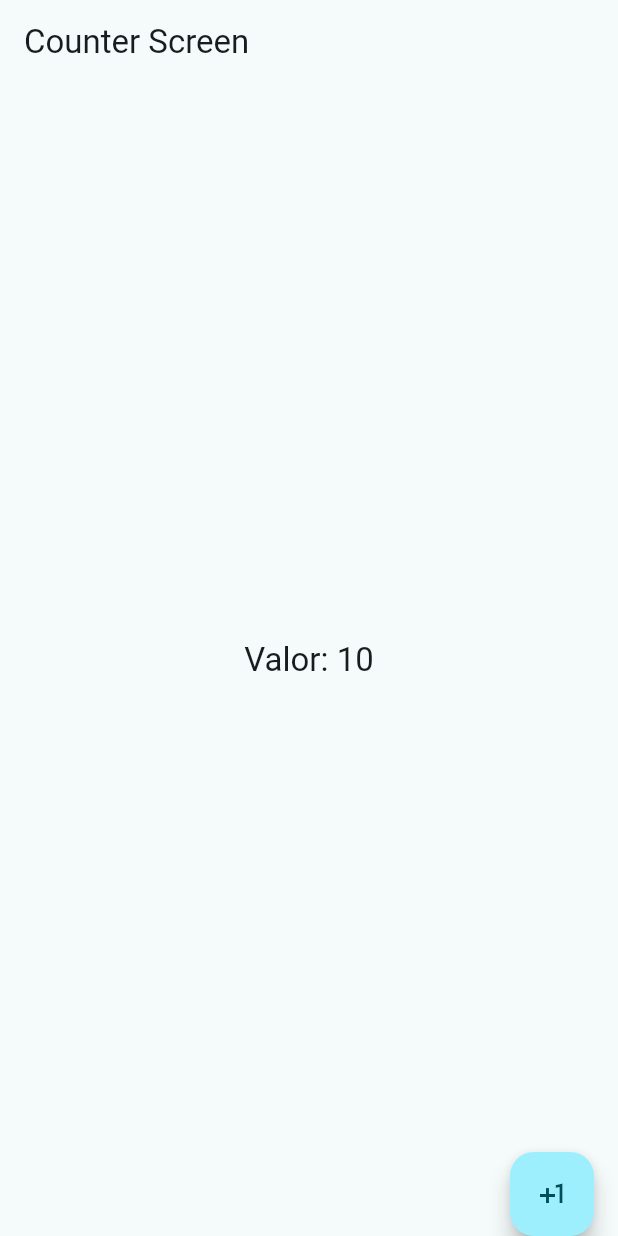
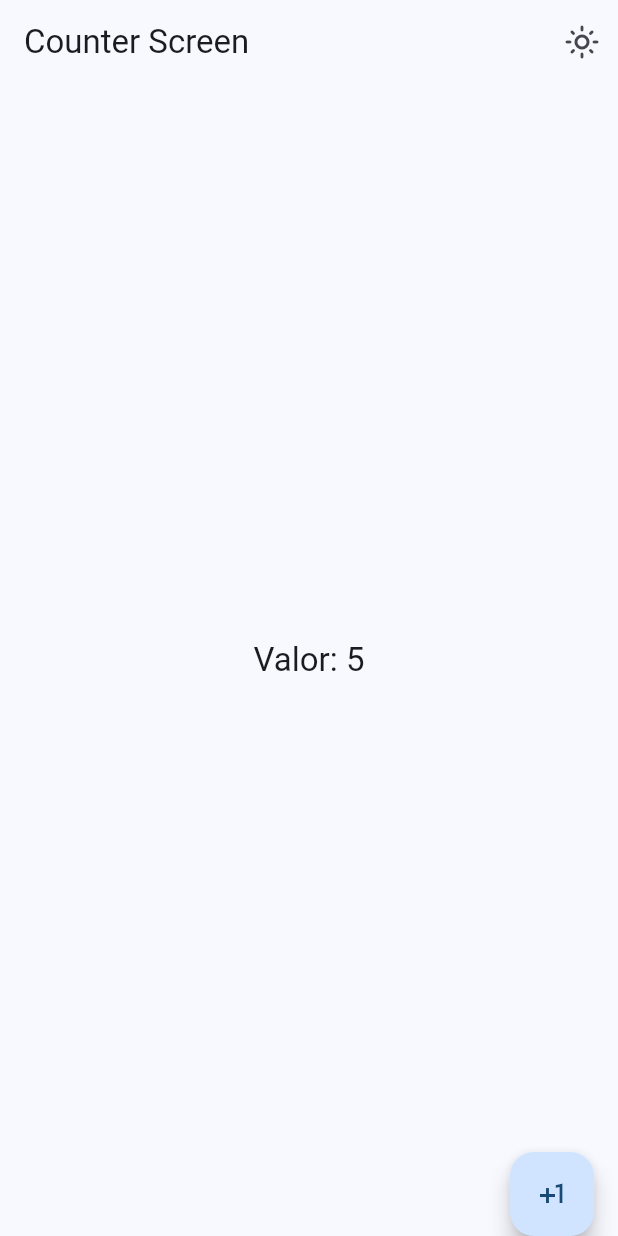
Before and after one commit to erivas17/fl_widgets_app, a Flutter app: the CounterScreen screen opened by its route, on a phone screen of 412 x 824 dp. Run offline on Flutter 3.47's test engine with Material 2 defaults, Android fonts, the phone set to English and light mode, and no system bars; our stand-ins replace animate_do, flutter_riverpod, go_router.

Commit message:
before StateNotifier

```diff
--- a/lib/config/menu/menu_items.dart
+++ b/lib/config/menu/menu_items.dart
@@ -59,4 +59,9 @@ const appMenuItems = <MenuItem>[
       subTittle: 'Ejemplo con Riverpod',
       url: '/counter',
       icon: Icons.construction),
+  MenuItem(
+      tittle: 'Cambiar Tema',
+      subTittle: 'Cambiar tema de la aplicación',
+      url: '/theme-changer',
+      icon: Icons.color_lens_outlined),
 ];
--- a/lib/config/router/app_router.dart
+++ b/lib/config/router/app_router.dart
@@ -7,6 +7,7 @@ import 'package:widgets_app/presentation/screens/counter/counter_screen.dart';
 import 'package:widgets_app/presentation/screens/home/home_screen.dart';
 import 'package:widgets_app/presentation/screens/infinite_scroll/infinite_scroll_screen.dart';
 import 'package:widgets_app/presentation/screens/progress/progress_screen.dart';
+import 'package:widgets_app/presentation/screens/theme_changer/theme_changer_screen.dart';
 import 'package:widgets_app/presentation/screens/ui_controls/ui_controls_screen.dart';
 
 import '../../presentation/screens/snackbar/snackbar_screen.dart';
@@ -74,5 +75,11 @@ final GoRouter appRouter = GoRouter(
         return const CounterScreen();
       },
     ),
+    GoRoute(
+      path: '/theme-changer',
+      builder: (context, GoRouterState state) {
+        return const ThemeChangerScreen();
+      },
+    ),
   ],
 );
--- a/lib/config/theme/app_theme.dart
+++ b/lib/config/theme/app_theme.dart
@@ -14,14 +14,16 @@ const colorList = <Color>[
 
 class AppTheme {
   final int selectedColor;
+  final bool isDarkMode;
 
-  AppTheme({this.selectedColor = 0})
+  AppTheme({this.selectedColor = 0, this.isDarkMode = false})
       : assert(selectedColor >= 0, 'Selected color must be greater than 0'),
         assert(selectedColor < colorList.length,
             'Selected color must be less than ${colorList.length - 1}');
 
   ThemeData getTheme() => ThemeData(
       useMaterial3: true,
+      brightness: isDarkMode ? Brightness.dark : Brightness.light,
       colorSchemeSeed: colorList[selectedColor],
       appBarTheme: const AppBarTheme(
         centerTitle: false,
--- /dev/null
+++ b/lib/presentation/providers/counter_provider.dart
@@ -0,0 +1,3 @@
+import 'package:flutter_riverpod/flutter_riverpod.dart';
+
+final counterProvider = StateProvider((ref) => 5);
--- /dev/null
+++ b/lib/presentation/providers/theme_provider.dart
@@ -0,0 +1,8 @@
+import 'package:flutter_riverpod/flutter_riverpod.dart';
+import 'package:widgets_app/config/theme/app_theme.dart';
+
+final colorListProvider = Provider((ref) => colorList);
+
+final isDarkProvider = StateProvider((ref) => false);
+
+final selectColorProvider = StateProvider((ref) => 0);
--- a/lib/presentation/screens/counter/counter_screen.dart
+++ b/lib/presentation/screens/counter/counter_screen.dart
@@ -1,27 +1,48 @@
 import 'package:flutter/material.dart';
+import 'package:flutter_riverpod/flutter_riverpod.dart';
+import 'package:widgets_app/presentation/providers/counter_provider.dart';
+import 'package:widgets_app/presentation/providers/theme_provider.dart';
 
-class CounterScreen extends StatelessWidget {
+class CounterScreen extends ConsumerWidget {
   const CounterScreen({super.key});
 
   @override
-  Widget build(BuildContext context) {
+  Widget build(BuildContext context, WidgetRef ref) {
+    final int clickValue = ref.watch(counterProvider);
+    final bool isDarkValue = ref.watch(isDarkProvider);
     TextStyle? fontStyle = Theme.of(context).textTheme.titleLarge;
 
     return Scaffold(
         appBar: AppBar(
           title: const Text('Counter Screen'),
+          actions: [
+            IconButton(
+              onPressed: (() {
+                ref.read(isDarkProvider.notifier).update((state) => !state);
+              }),
+              icon: Icon(isDarkValue
+                  ? Icons.dark_mode_outlined
+                  : Icons.light_mode_outlined),
+            )
+          ],
           elevation: 0,
         ),
         body: Center(
             child: Column(
           mainAxisAlignment: MainAxisAlignment.center,
           children: <Widget>[
-            Text("Valor: 10".toString(), style: fontStyle),
+            Text("Valor: $clickValue", style: fontStyle),
           ],
         )),
         floatingActionButtonLocation: FloatingActionButtonLocation.endDocked,
         floatingActionButton: FloatingActionButton(
-          onPressed: () => {},
+          onPressed: () {
+            //1ra forma
+            //ref.read(counterProvider.notifier).state++;
+
+            //2da forma
+            ref.read(counterProvider.notifier).update((state) => state + 1);
+          },
           child: const Icon(Icons.plus_one_outlined),
         ));
   }
--- a/pubspec.yaml
+++ b/pubspec.yaml
@@ -10,6 +10,7 @@ dependencies:
   animate_do: ^3.1.2
   flutter:
     sdk: flutter
+  flutter_riverpod: ^2.4.4
   go_router: ^10.1.0
 
 dev_dependencies:
```
Also changed, not shown: lib/main.dart (+11 -4 lines), lib/presentation/screens/theme_changer/theme_changer_screen.dart (added, +55 -0 lines), pubspec.lock.
